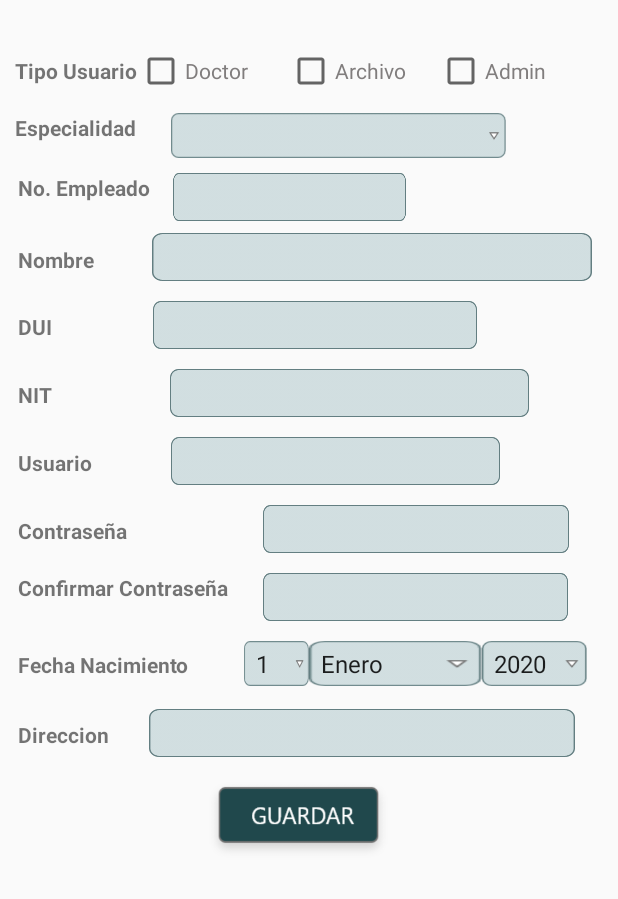
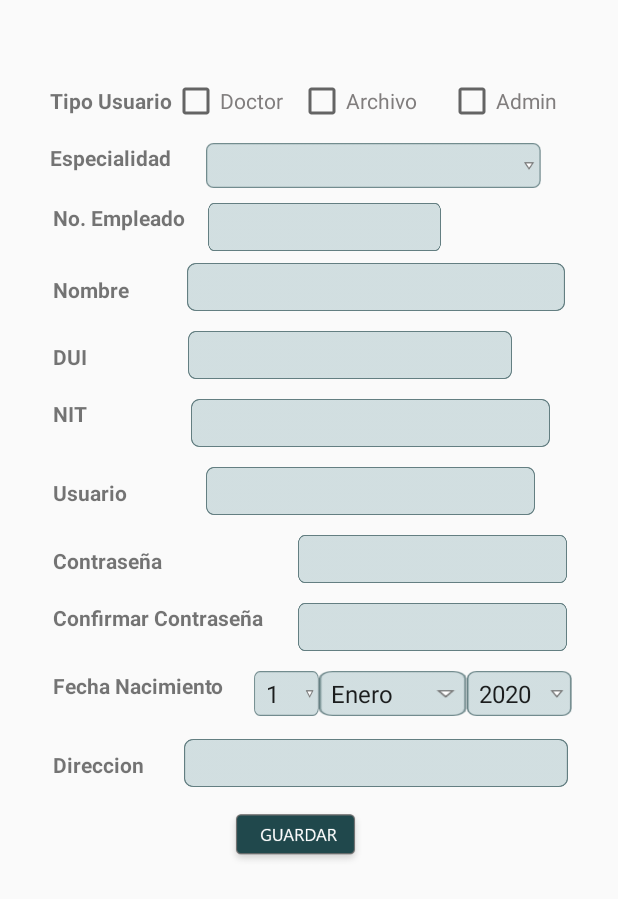
Before and after one commit to AndresKenichi/PruebaNavegacion, an Android app: the fragment AgregarUsuarioF shown on its own in the app's theme, on a phone screen of 412 x 824 dp. Shown: the top 899 px of the screen. Run offline under Robolectric (Android 15) with nearby library versions, the phone set to English and light mode, and no system bars.

```diff
--- a/app/src/main/res/layout/a_fragment_agregarusuario.xml
+++ b/app/src/main/res/layout/a_fragment_agregarusuario.xml
@@ -1,25 +1,33 @@
 <?xml version="1.0" encoding="utf-8"?>
-<LinearLayout xmlns:android="http://schemas.android.com/apk/res/android"
+<androidx.constraintlayout.widget.ConstraintLayout xmlns:android="http://schemas.android.com/apk/res/android"
     xmlns:app="http://schemas.android.com/apk/res-auto"
     xmlns:tools="http://schemas.android.com/tools"
-    android:layout_width="410dp"
-    android:layout_height="600dp"
+    android:layout_width="match_parent"
+    android:layout_height="match_parent"
     android:orientation="vertical"
     tools:context=".ui_administrador.AgregarUsuario.AgregarUsuarioF">
+
+    <LinearLayout
+        android:layout_width="359dp"
+        android:layout_height="636dp"
+        android:orientation="vertical"
+        app:layout_constraintBottom_toBottomOf="parent"
+        app:layout_constraintEnd_toEndOf="parent"
+        app:layout_constraintHorizontal_bias="0.448"
+        app:layout_constraintStart_toStartOf="parent"
+        app:layout_constraintTop_toTopOf="parent"
+        app:layout_constraintVertical_bias="0.18">
+
 
         <TextView
             android:id="@+id/text_gallery"
             android:layout_width="match_parent"
             android:layout_height="wrap_content"
-        android:layout_marginStart="8dp"
-        android:layout_marginTop="8dp"
-        android:layout_marginEnd="8dp"
             android:textAlignment="center"
-        android:textSize="20sp" />
-
+            android:textSize="15dp" />
 
         <LinearLayout
-        android:layout_width="match_parent"
+            android:layout_width="wrap_content"
             android:layout_height="40sp">
 
             <TextView
@@ -37,7 +45,7 @@
 
             <CheckBox
                 android:id="@+id/chkDoctor"
-            android:layout_width="100dp"
+                android:layout_width="84dp"
                 android:layout_height="23dp"
                 android:shadowColor="@color/colorPrimary"
                 android:text="Doctor"
@@ -62,7 +70,7 @@
 
             <TextView
                 android:id="@+id/textViewx"
-            android:layout_width="43dp"
+                android:layout_width="19dp"
                 android:layout_height="wrap_content" />
         </LinearLayout>
 
@@ -96,7 +104,7 @@
         </LinearLayout>
 
         <LinearLayout
-        android:layout_width="match_parent"
+            android:layout_width="wrap_content"
             android:layout_height="40sp">
 
             <TextView
@@ -130,7 +138,7 @@
         </LinearLayout>
 
         <LinearLayout
-        android:layout_width="match_parent"
+            android:layout_width="wrap_content"
             android:layout_height="45sp">
 
             <TextView
@@ -148,7 +156,7 @@
 
             <EditText
                 android:id="@+id/edtNombreEmpleado"
-            android:layout_width="293dp"
+                android:layout_width="252dp"
                 android:layout_height="32dp"
                 android:background="@drawable/edt"
                 android:ems="10"
@@ -164,7 +172,7 @@
         </LinearLayout>
 
         <LinearLayout
-        android:layout_width="match_parent"
+            android:layout_width="wrap_content"
             android:layout_height="45sp">
 
             <TextView
@@ -195,7 +203,7 @@
         </LinearLayout>
 
         <LinearLayout
-        android:layout_width="match_parent"
+            android:layout_width="wrap_content"
             android:layout_height="45sp">
 
             <TextView
@@ -205,8 +213,8 @@
 
             <TextView
                 android:id="@+id/textView15"
-            android:layout_width="101dp"
-            android:layout_height="wrap_content"
+                android:layout_width="92dp"
+                android:layout_height="match_parent"
                 android:text="NIT"
                 android:textSize="14sp"
                 android:textStyle="bold" />
@@ -223,13 +231,13 @@
 
             <TextView
                 android:id="@+id/textViewx11"
-            android:layout_width="59dp"
+                android:layout_width="45dp"
                 android:layout_height="wrap_content" />
 
         </LinearLayout>
 
         <LinearLayout
-        android:layout_width="match_parent"
+            android:layout_width="wrap_content"
             android:layout_height="45sp">
 
             <TextView
@@ -257,12 +265,12 @@
 
             <TextView
                 android:id="@+id/textViewx13"
-            android:layout_width="77dp"
+                android:layout_width="55dp"
                 android:layout_height="wrap_content" />
         </LinearLayout>
 
         <LinearLayout
-        android:layout_width="match_parent"
+            android:layout_width="wrap_content"
             android:layout_height="45sp">
 
             <TextView
@@ -280,7 +288,7 @@
 
             <EditText
                 android:id="@+id/edtContrasena"
-            android:layout_width="204dp"
+                android:layout_width="179dp"
                 android:layout_height="32dp"
                 android:background="@drawable/edt"
                 android:ems="10"
@@ -288,19 +296,16 @@
                 android:text=""
                 android:textColor="@color/colorFondotxt" />
 
-        <TextView
-            android:id="@+id/textViewx15"
-            android:layout_width="31dp"
-            android:layout_height="wrap_content" />
         </LinearLayout>
 
         <LinearLayout
-        android:layout_width="match_parent"
+            android:layout_width="wrap_content"
             android:layout_height="45sp">
+
             <TextView
                 android:id="@+id/textViewz66"
                 android:layout_width="12dp"
-            android:layout_height="wrap_content"
+                android:layout_height="match_parent"
                 android:text=" " />
 
             <TextView
@@ -313,7 +318,7 @@
 
             <EditText
                 android:id="@+id/edtConContrasena"
-            android:layout_width="203dp"
+                android:layout_width="179dp"
                 android:layout_height="32dp"
                 android:background="@drawable/edt"
                 android:ems="10"
@@ -321,26 +326,22 @@
                 android:text=""
                 android:textColor="@color/colorFondotxt" />
 
-        <TextView
-            android:id="@+id/textViewxz15"
-            android:layout_width="32dp"
-            android:layout_height="wrap_content" />
-
         </LinearLayout>
 
         <LinearLayout
-        android:layout_width="match_parent"
+            android:layout_width="wrap_content"
             android:layout_height="45sp">
+
             <TextView
                 android:id="@+id/textViewx66"
                 android:layout_width="12dp"
-            android:layout_height="wrap_content"
+                android:layout_height="match_parent"
                 android:text=" " />
 
             <TextView
                 android:id="@+id/textView19"
                 android:layout_width="135dp"
-            android:layout_height="wrap_content"
+                android:layout_height="match_parent"
                 android:layout_weight="1"
                 android:text="Fecha Nacimiento"
                 android:textSize="14sp"
@@ -379,11 +380,13 @@
         <LinearLayout
             android:layout_width="match_parent"
             android:layout_height="45sp">
+
             <TextView
                 android:id="@+id/textViewz61"
                 android:layout_width="12dp"
                 android:layout_height="wrap_content"
                 android:text=" " />
+
             <TextView
                 android:id="@+id/textView20"
                 android:layout_width="87dp"
@@ -394,7 +397,7 @@
 
             <EditText
                 android:id="@+id/edtDireccion"
-            android:layout_width="284dp"
+                android:layout_width="256dp"
                 android:layout_height="32dp"
                 android:background="@drawable/edt"
                 android:ems="10"
@@ -417,8 +420,8 @@
 
             <Button
                 android:id="@+id/btnAgregar"
-            android:layout_width="126dp"
-            android:layout_height="57dp"
+                android:layout_width="94dp"
+                android:layout_height="41dp"
                 android:background="@drawable/guardarbtn" />
 
             <TextView
@@ -431,3 +434,6 @@
 
 
     </LinearLayout>
+
+
+</androidx.constraintlayout.widget.ConstraintLayout>
```
Also changed, not shown: app/src/main/res/layout/a_fragment_gestionarareas.xml (+38 -57 lines), app/src/main/res/layout/a_fragment_gestionarconsultas.xml (+10 -17 lines), app/src/main/res/layout/a_fragment_medicamentos.xml (+36 -29 lines), app/src/main/res/layout/a_fragment_modificarusuario.xml (+37 -63 lines). Lines whose indentation alone changed are shown as unchanged.
